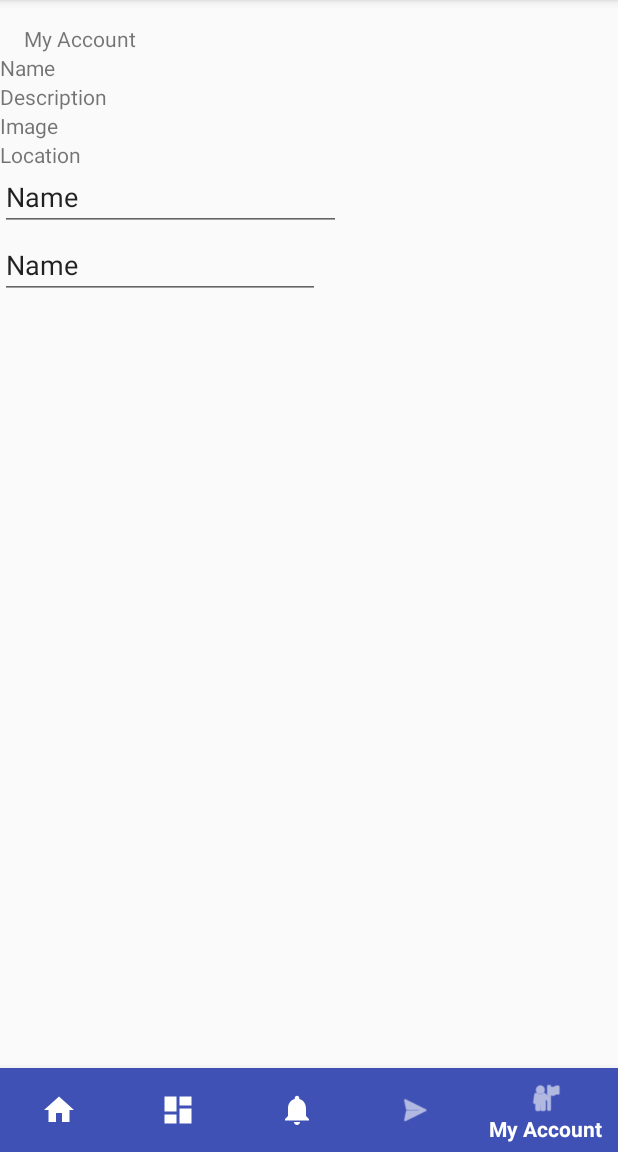
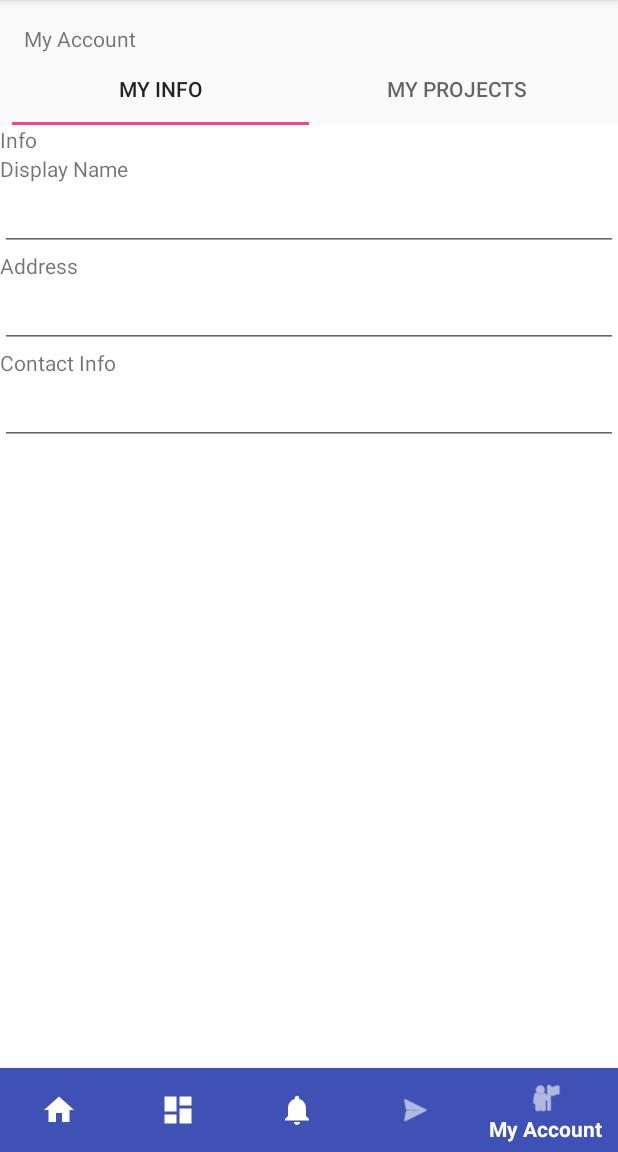
Before and after one commit to ViriusLevan/VisionShare, an Android app: the screen it shows after launch (Main), item 5 of the bottom bar chosen, on a phone screen of 412 x 824 dp, the part 84-1236 px from its top. Run offline under Robolectric (Android 15) with nearby library versions, the phone set to English and light mode, and no system bars.

Commit message:
Tabs on My_Account
Added My_Account_Projects, My_Account_Info

```diff
--- a/app/src/main/java/com/example/android/visionshare/Main.java
+++ b/app/src/main/java/com/example/android/visionshare/Main.java
@@ -32,11 +32,11 @@ public class Main extends AppCompatActivity {
                 break;
             case R.id.navigation_submission:
                 mTextMessage.setText(R.string.title_submission);
-                selectedFragment= (Fragment) new Submission();
+                selectedFragment= Submission.newInstance();
                 break;
             case R.id.navigation_my_account:
                 mTextMessage.setText(R.string.title_my_account);
-                //selectedFragment = My_Account.newInstance();
+                selectedFragment = My_Account.newInstance();
                 break;
         }
         return selectedFragment;
--- a/app/src/main/java/com/example/android/visionshare/My_Account.java
+++ b/app/src/main/java/com/example/android/visionshare/My_Account.java
@@ -4,10 +4,15 @@ import android.os.Bundle;
 import android.support.annotation.Nullable;
 import android.support.design.widget.TabLayout;
 import android.support.v4.app.Fragment;
+import android.support.v4.app.FragmentManager;
+import android.support.v4.app.FragmentPagerAdapter;
 import android.support.v4.view.ViewPager;
 import android.view.LayoutInflater;
 import android.view.View;
 import android.view.ViewGroup;
+
+import java.util.ArrayList;
+import java.util.List;
 
 public class My_Account extends Fragment {
 
@@ -16,13 +21,25 @@ public class My_Account extends Fragment {
     public View onCreateView (LayoutInflater inflater,ViewGroup container,
                               Bundle savedInstanceState){
 
-        return inflater.inflate(R.layout.fragment_my_account, container, false);
+        View view = inflater.inflate(R.layout.fragment_my_account,container, false);
+        // Setting ViewPager for each Tabs
+        ViewPager viewPager = (ViewPager) view.findViewById(R.id.viewpager);
+        setupViewPager(viewPager);
+        // Set Tabs inside Toolbar
+        TabLayout tabs = (TabLayout) view.findViewById(R.id.my_account_tabs);
+        tabs.setupWithViewPager(viewPager);
+
+
+        return view;
+
+        //return inflater.inflate(R.layout.fragment_my_account, container, false);
 
     }
 
     @Override
     public void onViewCreated(View view, @Nullable Bundle savedInstanceState) {
 
+        /*
         // Get the ViewPager and set it's PagerAdapter so that it can display items
         ViewPager viewPager = (ViewPager) getView().findViewById(R.id.viewpager);
         viewPager.setAdapter(new FragmentTabPageAdapter(getFragmentManager(),
@@ -31,7 +48,7 @@ public class My_Account extends Fragment {
         // Give the TabLayout the ViewPager
         TabLayout tabLayout = (TabLayout) getView().findViewById(R.id.my_account_tabs);
         tabLayout.setupWithViewPager(viewPager);
-
+        */
     }
 
     @Override
@@ -51,4 +68,46 @@ public class My_Account extends Fragment {
         super.onCreate(savedInstanceState);
     }
 
+    // Add Fragments to Tabs
+    private void setupViewPager(ViewPager viewPager) {
+
+
+        Adapter adapter = new Adapter(getChildFragmentManager());
+        adapter.addFragment(My_Account_Info.newInstance(), "My Info");
+        adapter.addFragment(My_Account_Projects.newInstance(), "My Projects");
+        viewPager.setAdapter(adapter);
+
+    }
+
+    static class Adapter extends FragmentPagerAdapter {
+        private final List<Fragment> mFragmentList = new ArrayList<>();
+        private final List<String> mFragmentTitleList = new ArrayList<>();
+
+        public Adapter(FragmentManager manager) {
+            super(manager);
+        }
+
+        @Override
+        public Fragment getItem(int position) {
+            return mFragmentList.get(position);
+        }
+
+        @Override
+        public int getCount() {
+            return mFragmentList.size();
+        }
+
+        public void addFragment(Fragment fragment, String title) {
+            mFragmentList.add(fragment);
+            mFragmentTitleList.add(title);
+        }
+
+        @Override
+        public CharSequence getPageTitle(int position) {
+            return mFragmentTitleList.get(position);
+        }
+    }
+
+
+
 }
--- /dev/null
+++ b/app/src/main/java/com/example/android/visionshare/My_Account_Info.java
@@ -0,0 +1,32 @@
+package com.example.android.visionshare;
+
+
+import android.os.Bundle;
+import android.support.v4.app.Fragment;
+import android.view.LayoutInflater;
+import android.view.View;
+import android.view.ViewGroup;
+
+public class My_Account_Info extends Fragment {
+
+
+    View view;
+    public static My_Account_Info newInstance() {
+        My_Account_Info fragment = new My_Account_Info();
+        return fragment;
+    }
+
+    @Override
+    public void onCreate(Bundle savedInstanceState) {
+        super.onCreate(savedInstanceState);
+    }
+
+    @Override
+    public View onCreateView(LayoutInflater inflater, ViewGroup container, Bundle savedInstanceState)
+    {
+        view = inflater.inflate(R.layout.fragment_my_account_info, container, false);
+        return view;
+    }
+
+
+}
--- /dev/null
+++ b/app/src/main/java/com/example/android/visionshare/My_Account_Projects.java
@@ -0,0 +1,29 @@
+package com.example.android.visionshare;
+
+
+import android.support.v4.app.Fragment;
+import android.os.Bundle;
+import android.view.LayoutInflater;
+import android.view.View;
+import android.view.ViewGroup;
+
+public class My_Account_Projects extends Fragment {
+
+    View view;
+    public static My_Account_Projects newInstance() {
+        My_Account_Projects fragment = new My_Account_Projects();
+        return fragment;
+    }
+
+    @Override
+    public void onCreate(Bundle savedInstanceState) {
+        super.onCreate(savedInstanceState);
+    }
+
+    @Override
+    public View onCreateView(LayoutInflater inflater, ViewGroup container, Bundle savedInstanceState)
+    {
+        view = inflater.inflate(R.layout.fragment_my_account_projects, container, false);
+        return view;
+    }
+}
--- a/app/src/main/res/layout/fragment_my_account_info.xml
+++ b/app/src/main/res/layout/fragment_my_account_info.xml
@@ -1,6 +1,54 @@
 <?xml version="1.0" encoding="utf-8"?>
-<android.support.constraint.ConstraintLayout
-    xmlns:android="http://schemas.android.com/apk/res/android" android:layout_width="match_parent"
-    android:layout_height="match_parent">
+<LinearLayout xmlns:android="http://schemas.android.com/apk/res/android"
+    xmlns:tools="http://schemas.android.com/tools"
+    android:layout_width="match_parent"
+    android:layout_height="match_parent"
+    android:orientation="vertical">
 
-</android.support.constraint.ConstraintLayout>
+    <TextView
+        android:id="@+id/textView6"
+        android:layout_width="wrap_content"
+        android:layout_height="wrap_content"
+        android:text="Info"
+        tools:layout_editor_absoluteX="59dp"
+        tools:layout_editor_absoluteY="0dp" />
+
+    <TextView
+        android:id="@+id/info_tv_name"
+        android:layout_width="match_parent"
+        android:layout_height="wrap_content"
+        android:text="Display Name" />
+
+    <EditText
+        android:id="@+id/editText3"
+        android:layout_width="match_parent"
+        android:layout_height="wrap_content"
+        android:ems="10"
+        android:inputType="textPersonName" />
+
+    <TextView
+        android:id="@+id/textView8"
+        android:layout_width="match_parent"
+        android:layout_height="wrap_content"
+        android:text="Address" />
+
+    <EditText
+        android:id="@+id/editText4"
+        android:layout_width="match_parent"
+        android:layout_height="wrap_content"
+        android:ems="10"
+        android:inputType="textPersonName" />
+
+    <TextView
+        android:id="@+id/textView10"
+        android:layout_width="match_parent"
+        android:layout_height="wrap_content"
+        android:text="Contact Info" />
+
+    <EditText
+        android:id="@+id/editText6"
+        android:layout_width="match_parent"
+        android:layout_height="wrap_content"
+        android:ems="10"
+        android:inputType="phone" />
+</LinearLayout>
--- a/app/src/main/res/layout/fragment_my_account_projects.xml
+++ b/app/src/main/res/layout/fragment_my_account_projects.xml
@@ -1,12 +1,27 @@
 <?xml version="1.0" encoding="utf-8"?>
-<LinearLayout
-    xmlns:android="http://schemas.android.com/apk/res/android" android:layout_width="match_parent"
-    android:layout_height="match_parent">
+<LinearLayout xmlns:android="http://schemas.android.com/apk/res/android"
+    android:layout_width="match_parent"
+    android:layout_height="match_parent"
+    android:orientation="vertical">
 
     <TextView
         android:id="@+id/textView5"
-        android:layout_width="wrap_content"
+        android:layout_width="match_parent"
         android:layout_height="wrap_content"
         android:layout_weight="1"
-        android:text="Info" />
+        android:text="Project" />
+
+    <TextView
+        android:id="@+id/textView9"
+        android:layout_width="match_parent"
+        android:layout_height="wrap_content"
+        android:layout_weight="1"
+        android:text="Description" />
+
+    <TextView
+        android:id="@+id/textView11"
+        android:layout_width="match_parent"
+        android:layout_height="wrap_content"
+        android:layout_weight="1"
+        android:text="WHAT IS UP WITH THIS LAYOUT" />
 </LinearLayout>
```
